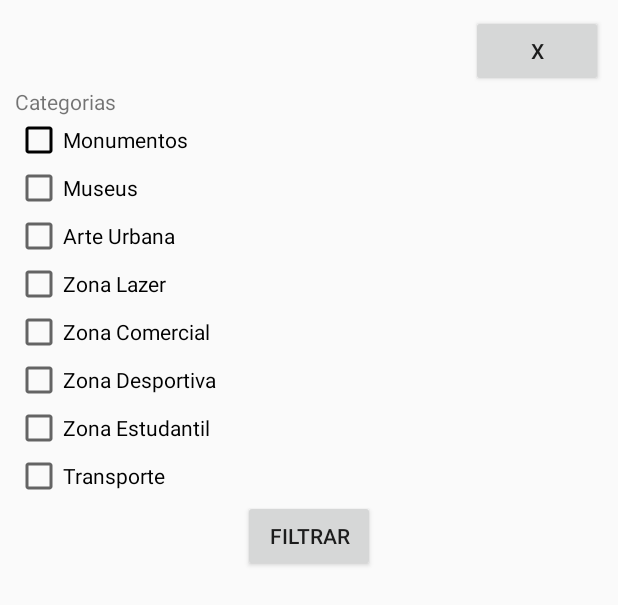
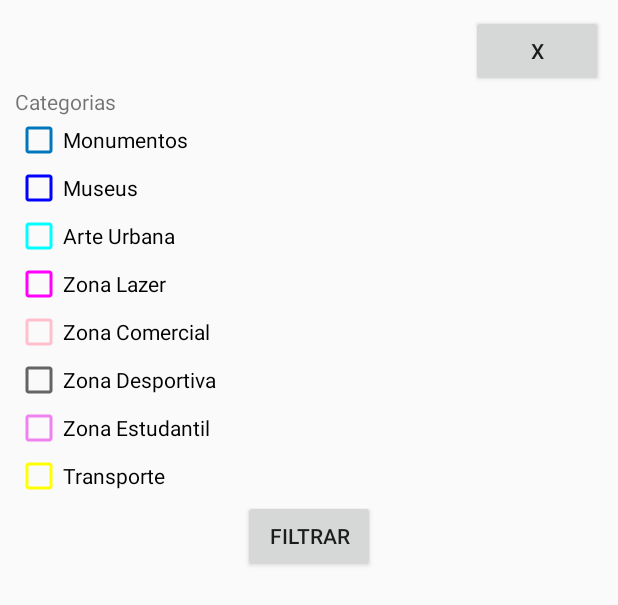
Before and after one commit to carolinafsilva/ubi5stars, an Android app: the layout activity_filter.xml on its own in the app's theme, with its tools: preview values and no code run, on a phone screen of 412 x 824 dp. Shown: the top 605 px of the screen. Run offline under Robolectric (Android 15) with nearby library versions, the light colour scheme and no system bars.

Commit message:
filter colors

```diff
--- a/app/src/main/res/layout/activity_filter.xml
+++ b/app/src/main/res/layout/activity_filter.xml
@@ -24,25 +24,28 @@
         android:id="@+id/cb_monumentos"
         android:layout_width="match_parent"
         android:layout_height="wrap_content"
-        android:buttonTint="@color/colorBlack"
+        android:buttonTint="@color/monumentos"
         android:text="Monumentos" />
 
     <CheckBox
         android:id="@+id/cb_museus"
         android:layout_width="match_parent"
         android:layout_height="wrap_content"
+        android:buttonTint="@color/museus"
         android:text="Museus" />
 
     <CheckBox
         android:id="@+id/cb_arte_urbana"
         android:layout_width="match_parent"
         android:layout_height="wrap_content"
+        android:buttonTint="@color/arte_urbana"
         android:text="Arte Urbana" />
 
     <CheckBox
         android:id="@+id/cb_zona_lazer"
         android:layout_width="match_parent"
         android:layout_height="wrap_content"
+        android:buttonTint="@color/zona_lazer"
         android:text="Zona Lazer" />
 
 
@@ -50,6 +53,7 @@
         android:id="@+id/cb_zona_comercial"
         android:layout_width="match_parent"
         android:layout_height="wrap_content"
+        android:buttonTint="@color/zona_comercial"
         android:text="Zona Comercial" />
 
 
@@ -64,6 +68,7 @@
         android:id="@+id/cb_zona_estudantil"
         android:layout_width="match_parent"
         android:layout_height="wrap_content"
+        android:buttonTint="@color/zona_estudantil"
         android:text="Zona Estudantil" />
 
 
@@ -71,6 +76,7 @@
         android:id="@+id/cb_transporte"
         android:layout_width="match_parent"
         android:layout_height="wrap_content"
+        android:buttonTint="@color/transportes"
         android:text="Transporte" />
 
     <Button
--- a/app/src/main/res/values/colors.xml
+++ b/app/src/main/res/values/colors.xml
@@ -9,11 +9,12 @@
     <color name="goldish">#bf9b30</color>
     <color name="goldash">#ffcf40</color>
     <color name="bleu">#add8e6</color>
-    <color name="monumentos">#9f8593</color>
-    <color name="museus">#1947a3</color>
-    <color name="zona_lazer">#19e560</color>
+    <color name="monumentos">#0077bb</color>
+    <color name="museus">#0000ff</color>
+    <color name="arte_urbana">#00ffff</color>
+    <color name="zona_lazer">#ff00ff</color>
     <color name="zona_desportiva">#593935</color>
-    <color name="zona_comercial">#ba8f54</color>
-    <color name="zona_estudantil">#facaff</color>
-    <color name="transportes">#cafe23</color>
+    <color name="zona_comercial">#ffc0cb</color>
+    <color name="zona_estudantil">#ee82ee</color>
+    <color name="transportes">#ffff00</color>
 </resources>
```
